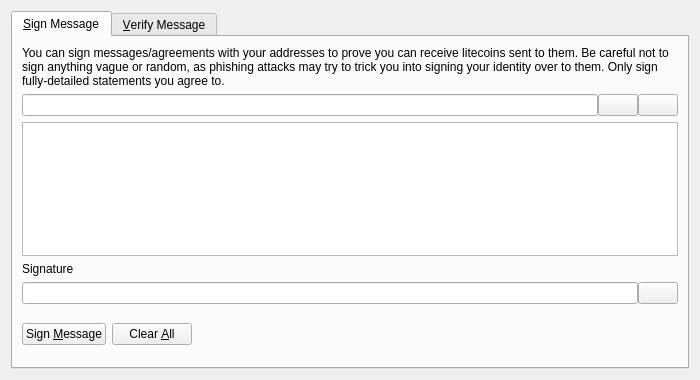
Qt form src/qt/forms/signverifymessagedialog.ui (Arkandy/tommycoin) before a commit.
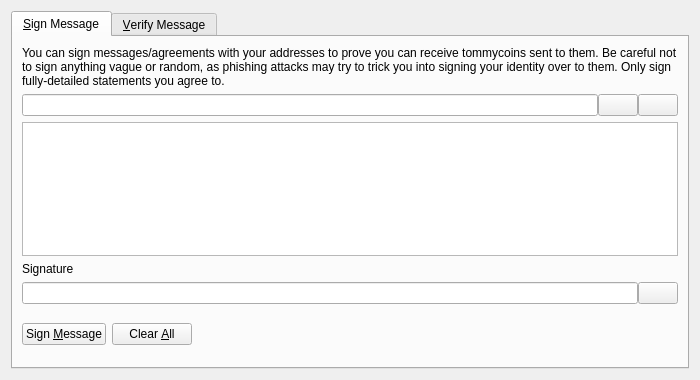
The same form after that commit. Icons and pictures are not drawn. Custom widgets are drawn as their Qt base class.

What changed in the file:
```diff
--- a/src/qt/forms/signverifymessagedialog.ui
+++ b/src/qt/forms/signverifymessagedialog.ui
@@ -30,7 +30,7 @@
        <item>
         <widget class="QLabel" name="infoLabel_SM">
          <property name="text">
-          <string>You can sign messages/agreements with your addresses to prove you can receive litecoins sent to them. Be careful not to sign anything vague or random, as phishing attacks may try to trick you into signing your identity over to them. Only sign fully-detailed statements you agree to.</string>
+          <string>You can sign messages/agreements with your addresses to prove you can receive tommycoins sent to them. Be careful not to sign anything vague or random, as phishing attacks may try to trick you into signing your identity over to them. Only sign fully-detailed statements you agree to.</string>
          </property>
          <property name="textFormat">
           <enum>Qt::PlainText</enum>
```
Left out of the diff: 8 changed lines with no effect on the pictures.
